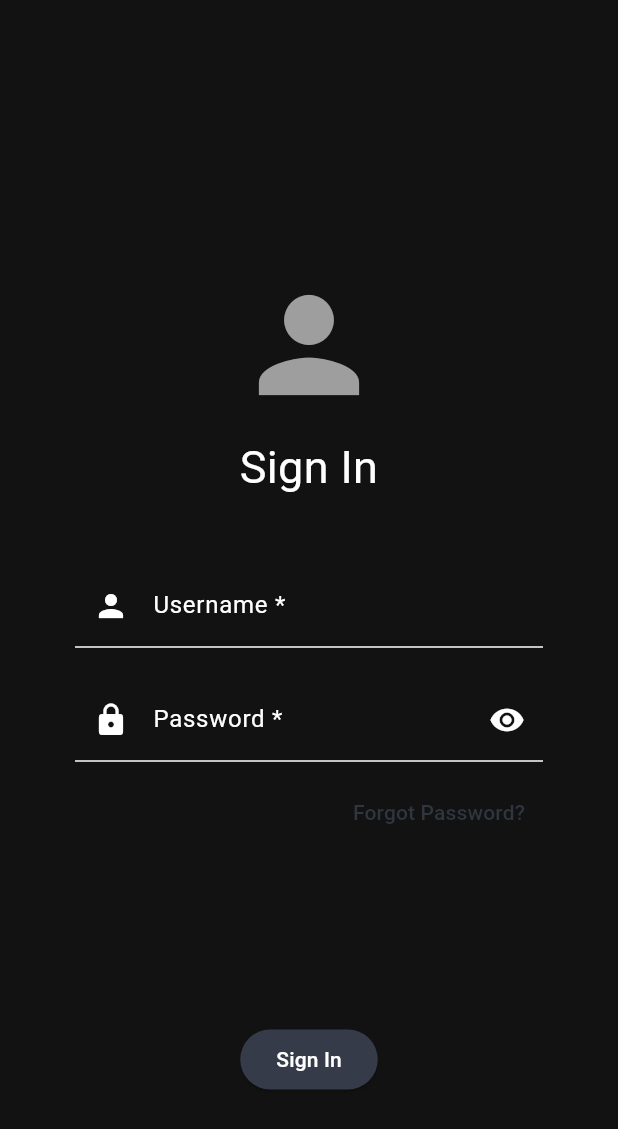
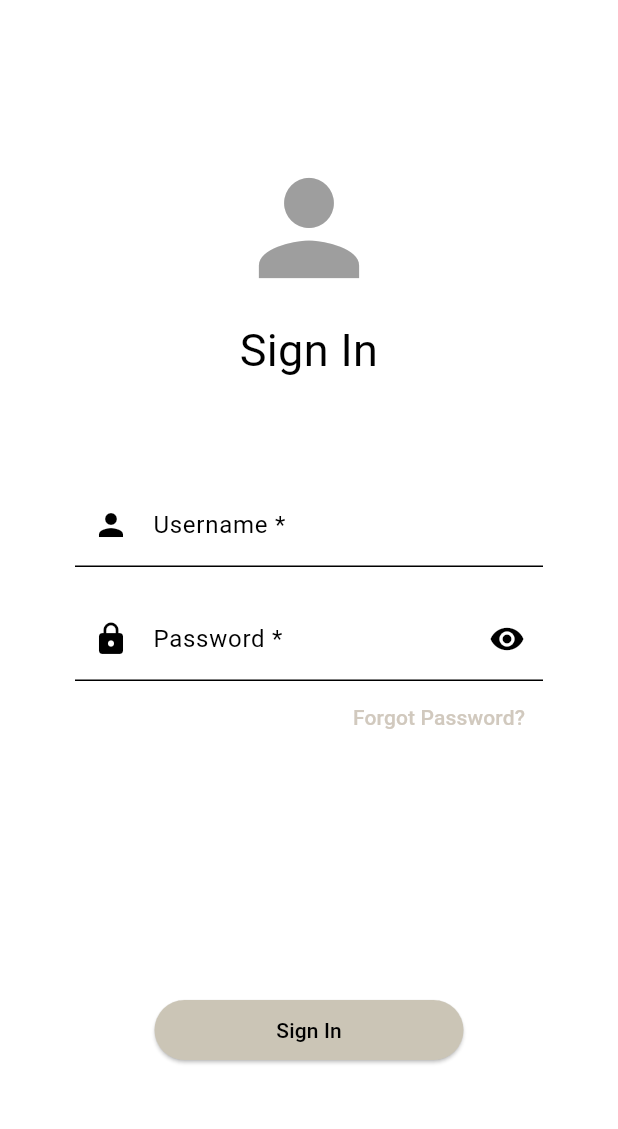
Before and after one commit to studbudz/studbudz, a Flutter app: the SignInPage screen opened directly, on a phone screen of 412 x 824 dp. Shown: the top 1129 px of the screen. Run offline on Flutter 3.47's test engine with Material 3 defaults, Android fonts, the phone set to English and light mode, and no system bars; our stand-ins replace flutter_map, latlong2; missing offline and left inert: bip39.

Commit message:
Refactor sign-in page layout and enhance map widget functionality

```diff
--- a/lib/UI/home_page.dart
+++ b/lib/UI/home_page.dart
@@ -18,7 +18,7 @@ class _HomePageState extends State<HomePage> {
         const MapWidget(),
         //search bar
         Positioned(
-          top: 50,
+          top: 70,
           left: 20,
           right: 20,
           child: RoundedSearchBox(),
--- a/lib/UI/sign_in_page.dart
+++ b/lib/UI/sign_in_page.dart
@@ -14,12 +14,13 @@ class _SignInPageState extends State<SignInPage> {
 
   @override
   Widget build(BuildContext context) {
+    double screenWidth = MediaQuery.of(context).size.width;
     return Scaffold(
       body: Column(
         children: [
           // Top Section: Title and Profile Logo
           Expanded(
-            flex: 3,
+            flex: 2,
             child: Column(
               mainAxisAlignment: MainAxisAlignment.end,
               children: [
@@ -87,7 +88,6 @@ class _SignInPageState extends State<SignInPage> {
                       return null;
                     },
                   ),
-                  SizedBox(height: 10),
                   Align(
                     alignment: Alignment.centerRight,
                     child: TextButton(
@@ -104,9 +104,12 @@ class _SignInPageState extends State<SignInPage> {
           Expanded(
             flex: 2,
             child: Center(
-              child: ElevatedButton(
-                onPressed: () => print('Sign In button pressed!'),
-                child: const Text('Sign In'),
+              child: SizedBox(
+                width: screenWidth * 0.5,
+                child: ElevatedButton(
+                  onPressed: () => print('Sign In button pressed!'),
+                  child: const Text('Sign In'),
+                ),
               ),
             ),
           ),
--- a/lib/UI/sign_up.dart
+++ b/lib/UI/sign_up.dart
@@ -210,8 +210,8 @@ class WordVerification extends StatefulWidget {
   State<WordVerification> createState() => _WordVerificationState();
 }
 
-//when pressing enter or space the next controller should request attention
 class _WordVerificationState extends State<WordVerification> {
+  //when pressing enter or space the next controller should request attention
   late List<TextEditingController> wordControllers;
 
   @override
--- a/lib/UI/theme_data.dart
+++ b/lib/UI/theme_data.dart
@@ -9,7 +9,7 @@ class CustomTheme {
     return _instance;
   }
 
-  bool _isDark = true;
+  bool _isDark = false;
 
   bool get isDark => _isDark;
 
@@ -43,8 +43,8 @@ class CustomTheme {
           onSecondary: Colors.black,
         )
       : const ColorScheme.light(
-          primary: Color(0xFFD1C9BE),
-          primaryContainer: Color(0xFFCBC5B6),
+          primary: Color(0xFFD1C9BE), //forgot password
+          primaryContainer: Color(0xFFCBC5B6), //sign in button
           secondary: Color(0xFFFF466A),
           tertiary: Color(0xFFFF4000),
           error: Color(0xFF28CECF),
--- a/lib/main.dart
+++ b/lib/main.dart
@@ -41,6 +41,6 @@ class MyHomePage extends StatefulWidget {
 class _MyHomePageState extends State<MyHomePage> {
   @override
   Widget build(BuildContext context) {
-    return const Scaffold(body: HomePage());
+    return const Scaffold(body: SignInPage());
   }
 }
```
Also changed, not shown: lib/UI/map_widget.dart (+26 -1 lines), 6 other files.
